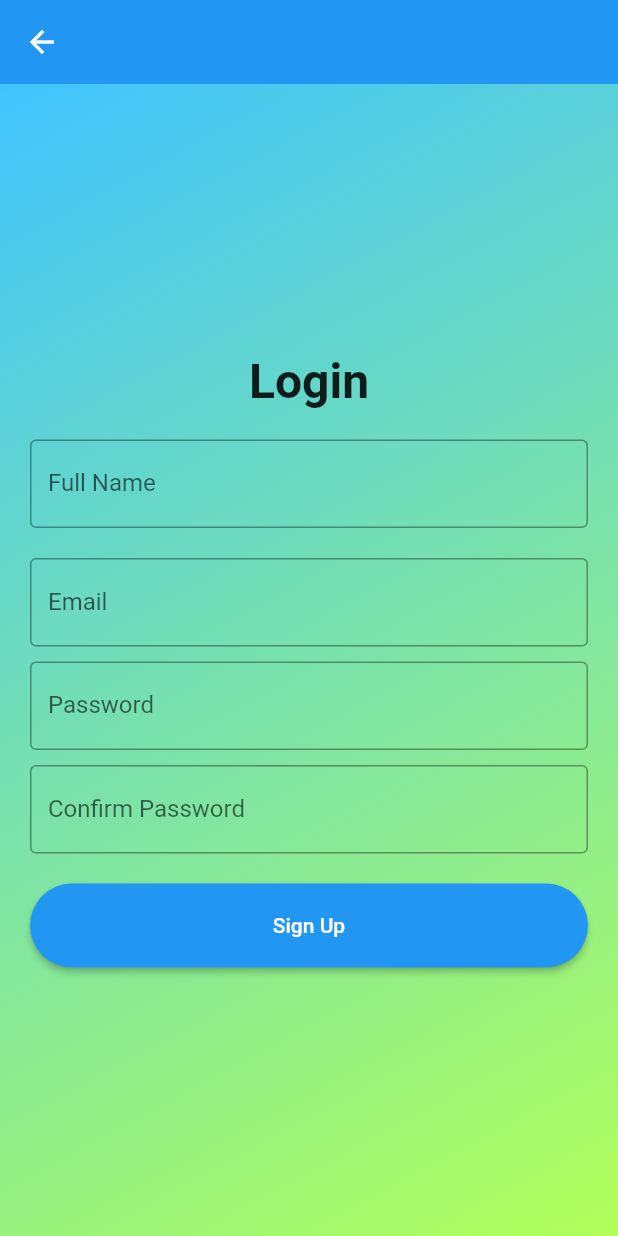
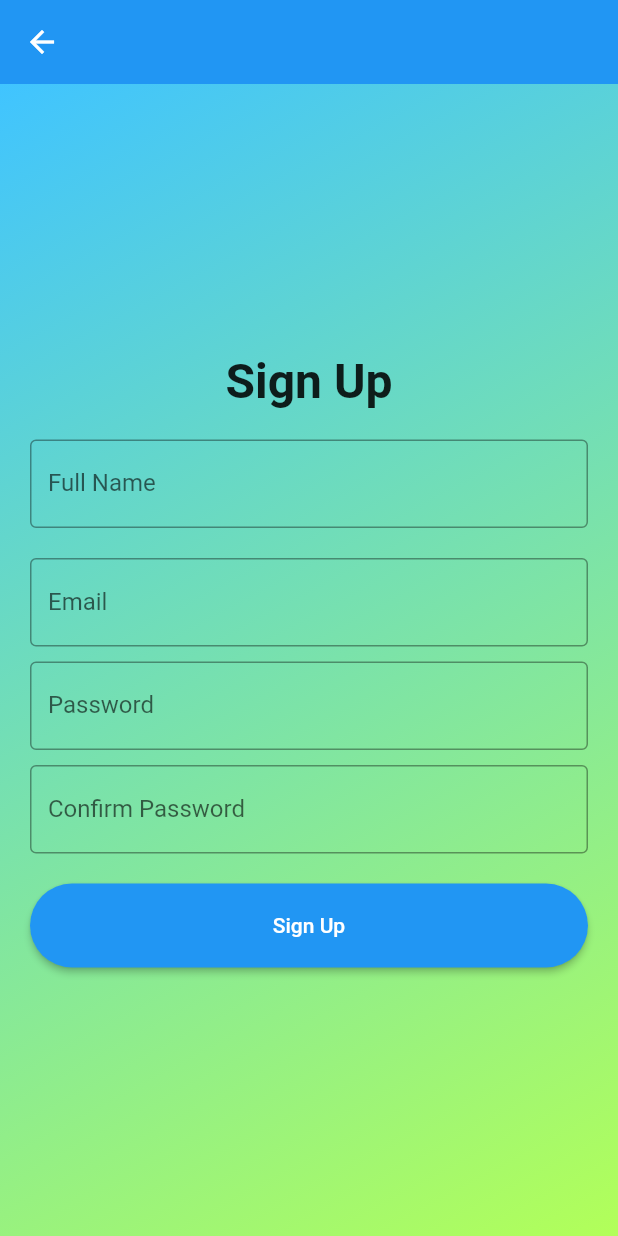
Before and after one commit to Master-Dipankar/Flutter-User, a Flutter app: the SignupPage screen opened directly, on a phone screen of 412 x 824 dp. Run offline on Flutter 3.47's test engine with Material 2 defaults, Android fonts, the phone set to English and light mode, and no system bars; our stand-ins replace google_fonts.

```diff
--- a/lib/pages/signup.dart
+++ b/lib/pages/signup.dart
@@ -41,7 +41,7 @@ class _SignupPageState extends State<SignupPage> {
           crossAxisAlignment: CrossAxisAlignment.stretch,
           children: <Widget>[
             const Text(
-              'Login',
+              'Sign Up',
               style: TextStyle(
                 fontSize: 32.0,
                 fontWeight: FontWeight.bold,
```
Also changed, not shown: 1 other file.
